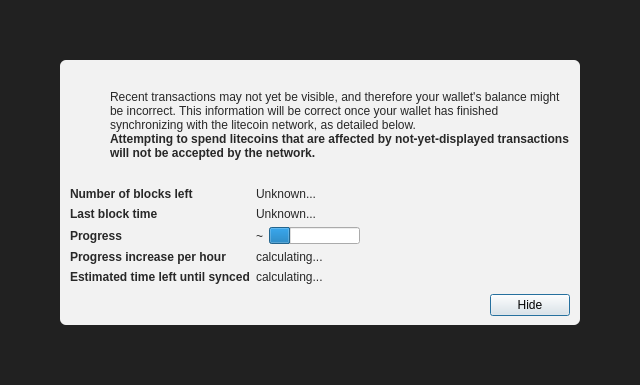
Before: the Qt Designer form src/qt/forms/modaloverlay.ui in woxycoin/woxycoin, drawn with Qt 5.
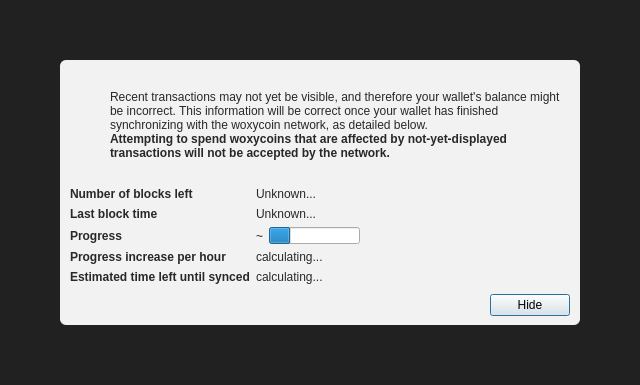
After: the same form once the commit is applied. Icons and pictures are not drawn.

Commit message: Rebrand: Litecoin -> Woxycoin, add new logo

Diff of the .ui file:
```diff
--- a/src/qt/forms/modaloverlay.ui
+++ b/src/qt/forms/modaloverlay.ui
@@ -130,7 +130,7 @@
              <item>
               <widget class="QLabel" name="infoText">
                <property name="text">
-                <string>Recent transactions may not yet be visible, and therefore your wallet's balance might be incorrect. This information will be correct once your wallet has finished synchronizing with the litecoin network, as detailed below.</string>
+                <string>Recent transactions may not yet be visible, and therefore your wallet's balance might be incorrect. This information will be correct once your wallet has finished synchronizing with the woxycoin network, as detailed below.</string>
                </property>
                <property name="textFormat">
                 <enum>Qt::RichText</enum>
@@ -149,7 +149,7 @@
                 </font>
                </property>
                <property name="text">
-                <string>Attempting to spend litecoins that are affected by not-yet-displayed transactions will not be accepted by the network.</string>
+                <string>Attempting to spend woxycoins that are affected by not-yet-displayed transactions will not be accepted by the network.</string>
                </property>
                <property name="textFormat">
                 <enum>Qt::RichText</enum>
```
The commit also changes 20 other files.
